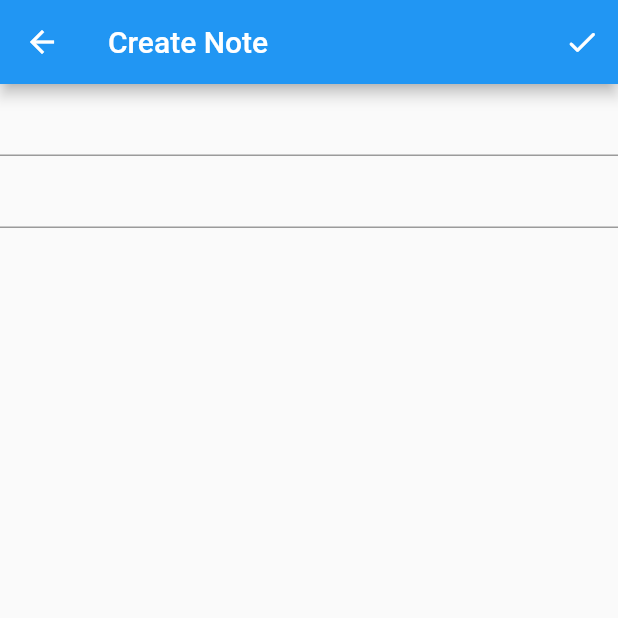
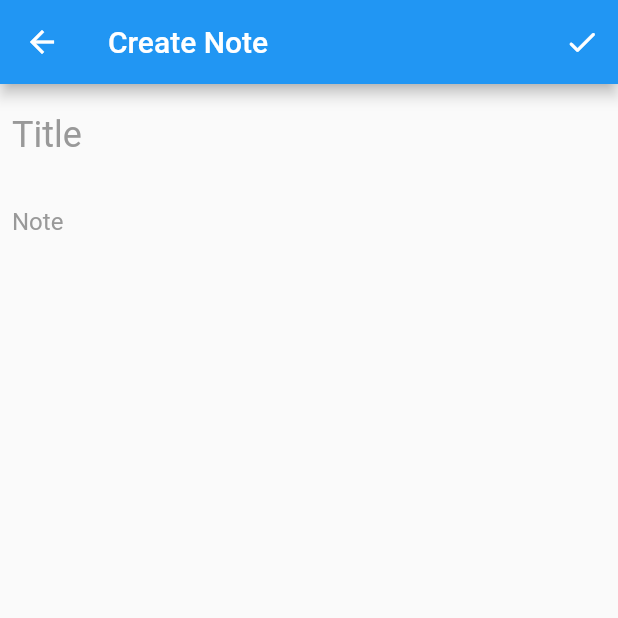
Before and after one commit to MahikaJainDev/NotesApp, a Flutter app: the screen it shows after launch, after a tap on the "add" icon, on a phone screen of 412 x 824 dp, the top half of it. Run offline on Flutter 3.47's test engine with Material 2 defaults, Android fonts, the phone set to English and light mode, and no system bars; our stand-ins replace floor, sqflite; accounts and stored records are empty; generated files the repository leaves out were written again.

Commit message:
starting with notesapp

```diff
--- a/lib/main.dart
+++ b/lib/main.dart
@@ -19,6 +19,7 @@ class MyApp extends StatelessWidget {
         theme: ThemeData(
           primarySwatch: Colors.blue,
         ),
+        debugShowCheckedModeBanner: false,
         home: const AllNotesScreen(),
       ),
     );
--- a/lib/screens/allNotesScreen.dart
+++ b/lib/screens/allNotesScreen.dart
@@ -26,17 +26,26 @@ class AllNotesScreen extends StatelessWidget {
                 child: Container(
                   decoration: BoxDecoration(
                     borderRadius: BorderRadius.circular(10.0),
-                    border: Border.all(color: Colors.grey)
+                    border: Border.all(
+                        color: Colors.black26
+                    ),
                   ),
                     child: Column(
+                      crossAxisAlignment: CrossAxisAlignment.start,
                       children: [
-                        Text(eachNote.title ?? '',
-                        style: TextStyle(
-                          fontSize: 16,
-                          fontWeight: FontWeight.w500
+                        Padding(
+                          padding: const EdgeInsets.all(8.0),
+                          child: Text(eachNote.title ?? '',
+                          style: const TextStyle(
+                            fontSize: 16,
+                            fontWeight: FontWeight.w500
+                          ),
+                          ),
                         ),
-                        ),
-                        Text(eachNote.body ?? '')
+                        Padding(
+                          padding: const EdgeInsets.all(8.0),
+                          child: Text(eachNote.body ?? ''),
+                        )
                       ],
                     ),
                 ),
@@ -55,8 +64,15 @@ class AllNotesScreen extends StatelessWidget {
         ),
         floatingActionButtonLocation: FloatingActionButtonLocation.endFloat,
         floatingActionButton: FloatingActionButton(
+          backgroundColor: Colors.white,
+          shape: RoundedRectangleBorder(
+            borderRadius: BorderRadius.circular(10.0),
+          ),
+          elevation: 8.0,
           child: const Icon(
             Icons.add,
+            color: Colors.amber,
+            size: 30.0,
           ),
           onPressed: () => Navigator.push(
             context,
--- a/lib/screens/createNote.dart
+++ b/lib/screens/createNote.dart
@@ -32,11 +32,45 @@ class CreateNote extends StatelessWidget {
       ),
       body: Column(
         children: [
-          TextField(
-            controller: titleController,
+          Padding(
+            padding: const EdgeInsets.all(8.0),
+            child: TextField(
+              controller: titleController,
+              textInputAction: TextInputAction.next,
+              style: const TextStyle(
+                fontSize: 24.0,
+                fontWeight: FontWeight.w400
+              ),
+              decoration: const InputDecoration(
+                hintText: 'Title',
+                hintStyle: TextStyle(
+                  fontSize: 24.0,
+                  color: Color(0xff999999),
+                  fontWeight: FontWeight.normal
+                ),
+                border: InputBorder.none,
+              ),
+            ),
           ),
-          TextField(
-            controller: bodyController,
+          Padding(
+            padding: const EdgeInsets.only(
+                left: 8.0,
+              right: 8.0,
+              bottom: 8.0
+            ),
+            child: TextField(
+              controller: bodyController,
+              keyboardType: TextInputType.multiline,
+              maxLines: null,
+              decoration: const InputDecoration(
+                hintText: 'Note',
+                hintStyle: TextStyle(
+                    fontSize: 16.0,
+                    color: Color(0xff999999)
+                ),
+                border: InputBorder.none,
+              ),
+            ),
           )
         ],
       ),
```
